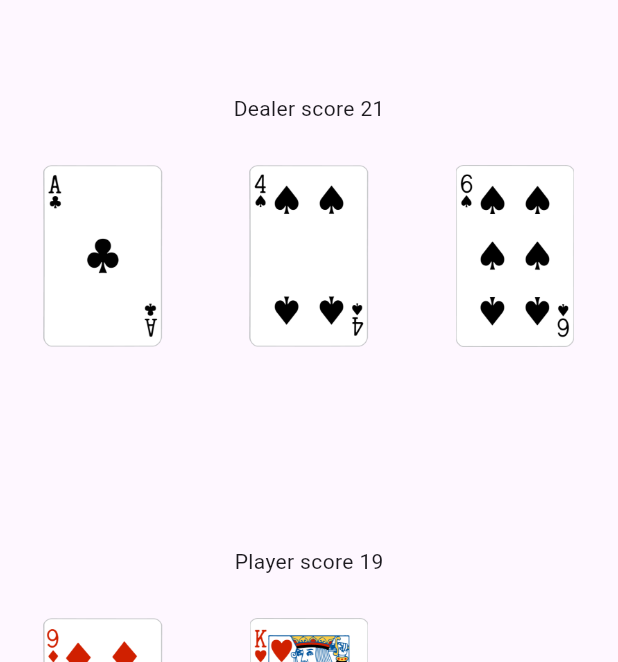
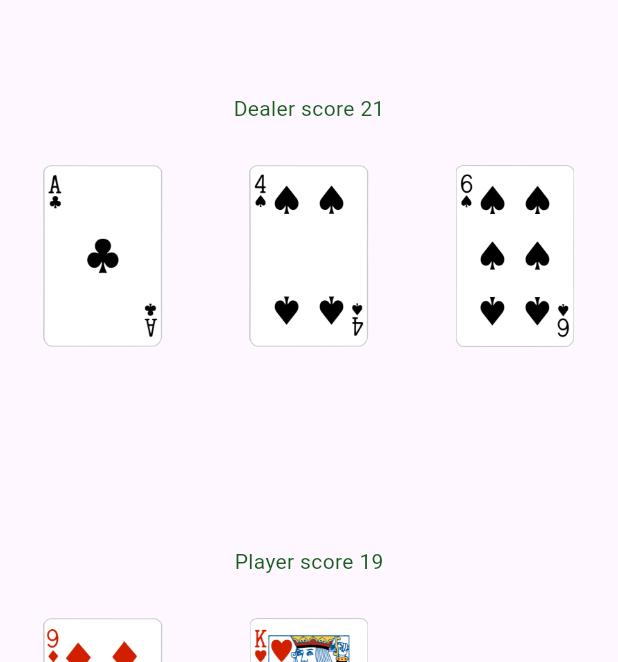
Before and after one commit to Oliolixinfree/black-jack, a Flutter app: the screen it shows after launch, after a tap on "Start Game", on a phone screen of 412 x 824 dp. Shown: the top 662 px of the screen. Run offline on Flutter 3.47's test engine with Material 2 defaults, Android fonts, the phone set to English and light mode, and no system bars.

Commit message:
game score backlight

```diff
--- a/lib/screens/black_jack_screen.dart
+++ b/lib/screens/black_jack_screen.dart
@@ -177,7 +177,14 @@ class _BlackJackScreenState extends State<BlackJackScreen> {
                     // dealer cards
                     Column(
                       children: [
-                        Text('Dealer score $dealerScore'),
+                        Text(
+                          'Dealer score $dealerScore',
+                          style: TextStyle(
+                            color: dealerScore <= 21
+                                ? Colors.green[900]
+                                : Colors.red[900],
+                          ),
+                        ),
                         const SizedBox(
                           height: 20,
                         ),
@@ -202,7 +209,14 @@ class _BlackJackScreenState extends State<BlackJackScreen> {
                     // player cards
                     Column(
                       children: [
-                        Text('Player score $playerScore'),
+                        Text(
+                          'Player score $playerScore',
+                          style: TextStyle(
+                            color: playerScore <= 21
+                                ? Colors.green[900]
+                                : Colors.red[900],
+                          ),
+                        ),
                         const SizedBox(
                           height: 20,
                         ),
```
